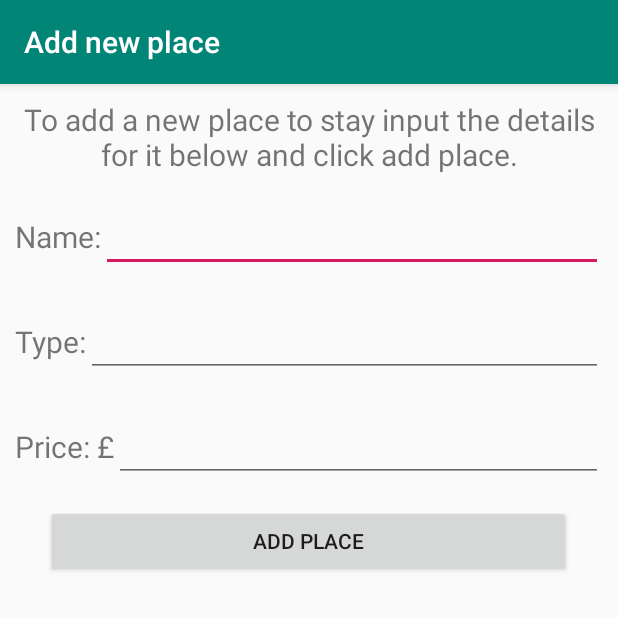
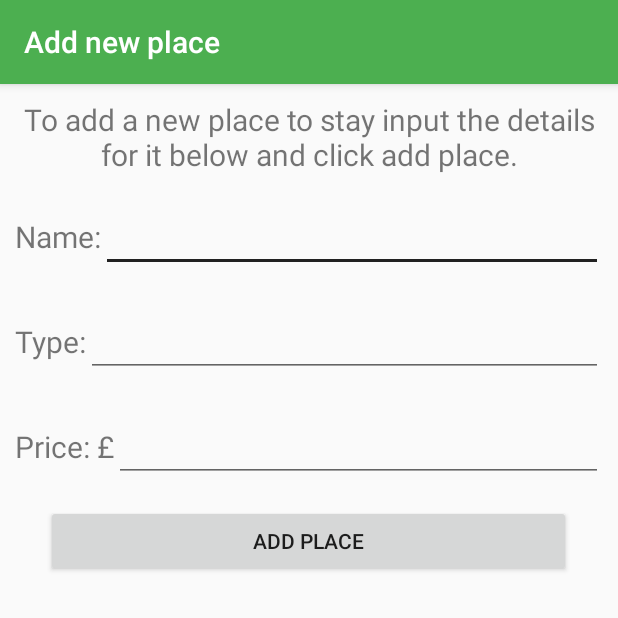
Before and after one commit to mattdear/SU_Y2_S2_MAD, an Android app: the AddNewActivity screen opened directly, with no data from a screen before it, on a phone screen of 412 x 824 dp, the top half of it. Run offline under Robolectric (Android 15) with nearby library versions, the phone set to English and light mode, and no system bars.

Commit message:
I have updated the colour scheme.

```diff
--- a/Mobile_App/app/src/main/res/values/colors.xml
+++ b/Mobile_App/app/src/main/res/values/colors.xml
@@ -1,6 +1,6 @@
 <?xml version="1.0" encoding="utf-8"?>
 <resources>
-    <color name="colorPrimary">#008577</color>
-    <color name="colorPrimaryDark">#00574B</color>
-    <color name="colorAccent">#D81B60</color>
+    <color name="colorPrimary">#4CAF50</color>
+    <color name="colorPrimaryDark">#388E3C</color>
+    <color name="colorAccent">#212121</color>
 </resources>
```
